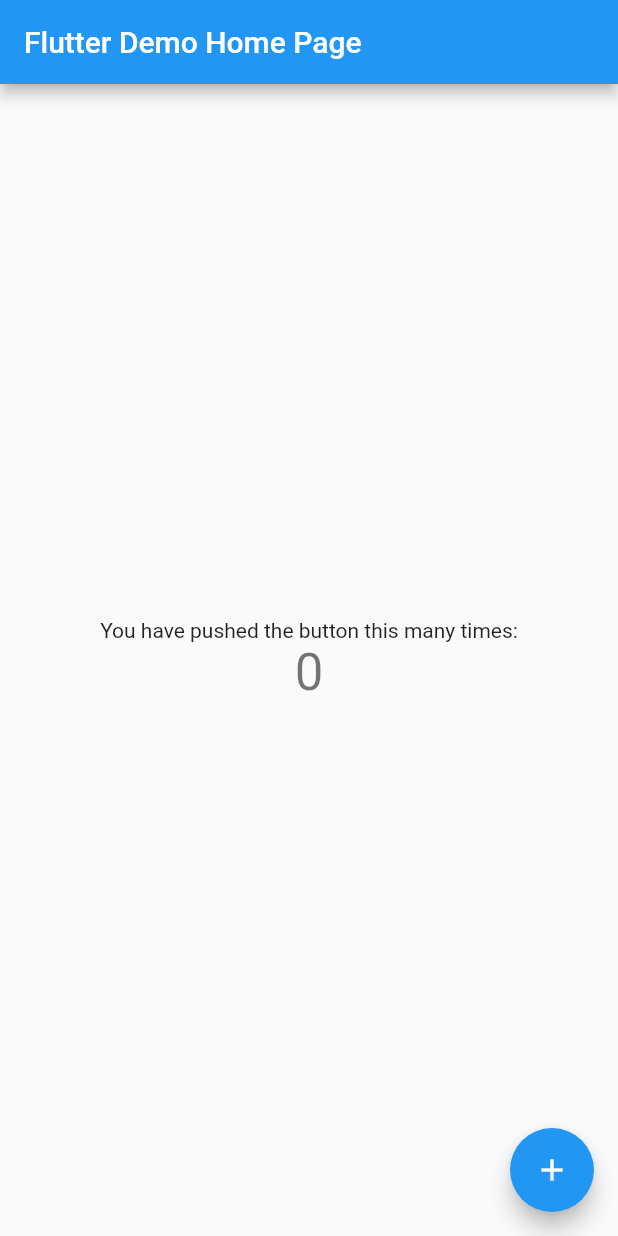
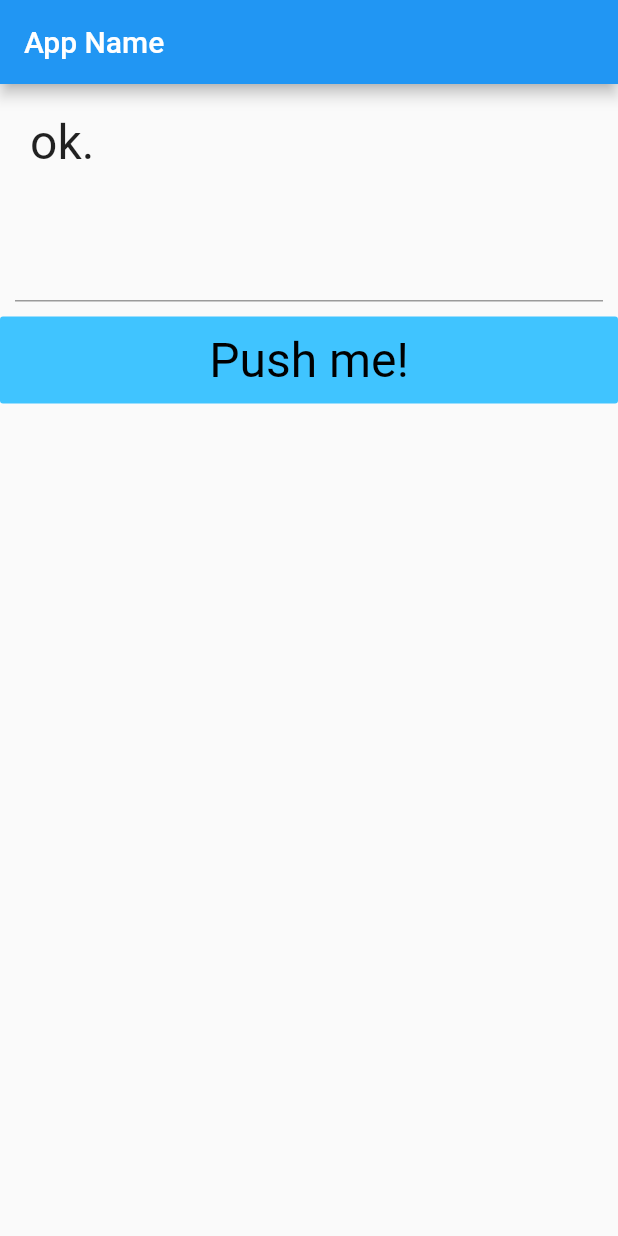
Before and after one commit to meganerisu/iky03, a Flutter app: the screen it shows after launch, on a phone screen of 412 x 824 dp. Run offline on Flutter 3.47's test engine with Material 2 defaults, Android fonts, the phone set to English and light mode, and no system bars; our stand-ins replace cloud_firestore; accounts and stored records are empty.

```diff
--- a/lib/main.dart
+++ b/lib/main.dart
@@ -1,4 +1,5 @@
 import 'package:flutter/material.dart';
+import 'package:cloud_firestore/cloud_firestore.dart';
 
 void main() => runApp(MyApp());
 
@@ -7,7 +8,7 @@ class MyApp extends StatelessWidget {
   @override
   Widget build(BuildContext context) {
     return MaterialApp(
-      title: 'Flutter Demo',
+      title: 'Write Page',
       theme: ThemeData(
         // This is the theme of your application.
         //
@@ -20,7 +21,7 @@ class MyApp extends StatelessWidget {
         // is not restarted.
         primarySwatch: Colors.blue,
       ),
-      home: MyHomePage(title: 'Flutter Demo Home Page'),
+      home: MyHomePage(title: 'Write Page'),
     );
   }
 }
@@ -42,6 +43,84 @@ class MyHomePage extends StatefulWidget {
   @override
   _MyHomePageState createState() => _MyHomePageState();
 }
+
+class _MyHomePageState extends State<MyHomePage> {
+  var _message;
+  final controller = TextEditingController();
+
+
+  @override
+  void initState() {
+    _message = 'ok.';
+    super.initState();
+  }
+
+
+  @override
+  Widget build(BuildContext context) {
+    return Scaffold(
+      appBar: AppBar(
+        title: Text('App Name'),
+      ),
+      body:
+      Center(
+        child:
+        Column(
+          mainAxisAlignment: MainAxisAlignment.start,
+          mainAxisSize: MainAxisSize.max,
+          crossAxisAlignment: CrossAxisAlignment.stretch,
+          children: <Widget>[
+
+
+            Padding(
+              padding: EdgeInsets.all(20.0),
+              child: Text(
+                _message,
+                style: TextStyle(fontSize:32.0,
+                    fontWeight: FontWeight.w400,
+                    fontFamily: "Roboto"),
+              ),
+            ),
+
+
+            Padding(
+              padding: EdgeInsets.all(10.0),
+              child: TextField(
+                controller: controller,
+                style: TextStyle(fontSize:28.0,
+                    color: const Color(0xFFFF0000),
+                    fontWeight: FontWeight.w400,
+                    fontFamily: "Roboto"),
+              ),
+            ),
+
+            FlatButton(
+                padding: EdgeInsets.all(10.0),
+                color: Colors.lightBlueAccent,
+                child: Text(
+                  "Push me!",
+                  style: TextStyle(fontSize:32.0,
+                      color: const Color(0xFF000000),
+                      fontWeight: FontWeight.w400,
+                      fontFamily: "Roboto"),
+                ),
+                onPressed: buttonPressed
+            ),
+          ],
+        ),
+      ),
+    );
+  }
+  void buttonPressed(){
+    setState((){
+      Firestore.instance.collection('post').document()
+          .setData({ 'author': 'mio', 'content': controller.text, 'date': '20200225', 'title': 'title' });
+      _message = 'you said: ' + controller.text;
+    });
+  }
+
+}
+/*
 
 class _MyHomePageState extends State<MyHomePage> {
   int _counter = 0;
@@ -108,4 +187,4 @@ class _MyHomePageState extends State<MyHomePage> {
       ), // This trailing comma makes auto-formatting nicer for build methods.
     );
   }
-}
+}*/
```
